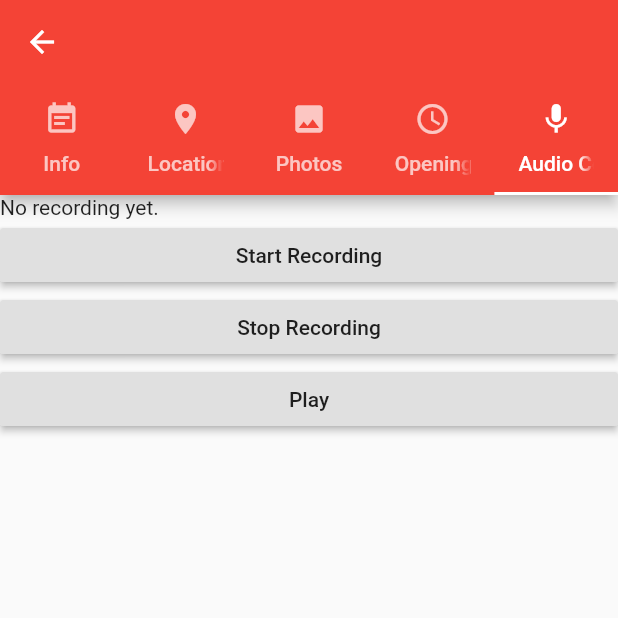
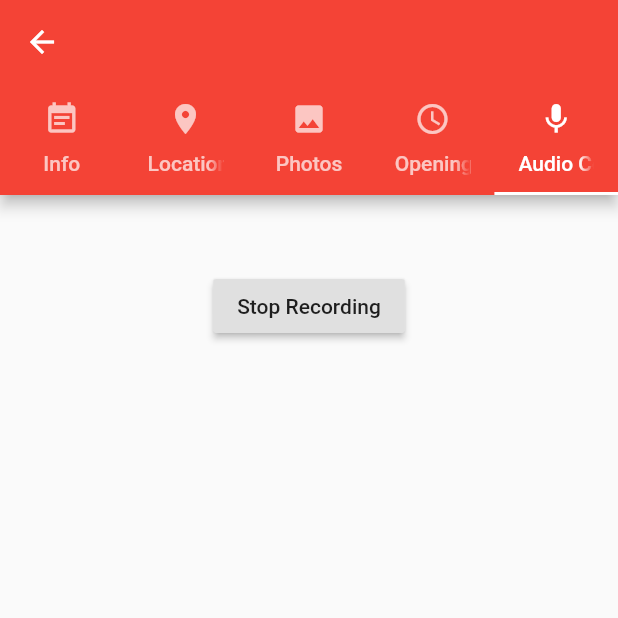
Before and after one commit to informatom/recomendo, a Flutter app: the RecommendationDetail screen opened directly with empty values, tab 5 chosen, after a tap on "Start Recording", on a phone screen of 412 x 824 dp, the top half of it. Run offline on Flutter 3.47's test engine with Material 2 defaults, Android fonts, the phone set to English and light mode, and no system bars; our stand-ins replace audioplayers, datetime_picker_formfield, flutter_map, image_picker, latlong, location and 2 more; missing offline and left inert: audio_recorder; accounts and stored records are empty.

Commit message:
audio recording polished

```diff
--- a/lib/widgets/audio_comment.dart
+++ b/lib/widgets/audio_comment.dart
@@ -7,25 +7,45 @@ import 'package:permission_handler/permission_handler.dart';
 import 'package:uuid/uuid.dart';
 import 'package:audioplayers/audioplayers.dart';
 
-class AudioComment extends StatelessWidget {
+class AudioComment extends StatefulWidget {
+  final Recommendation recommendation;
+  final RecommendationDetailState state;
+
   const AudioComment({Key key, @required this.recommendation, this.state})
       : super(key: key);
 
-  final Recommendation recommendation;
-  final RecommendationDetailState state;
+  @override
+  State<AudioComment> createState() {
+    return AudioCommentState(this.recommendation, this.state);
+  }
+}
 
+class AudioCommentState extends State<AudioComment> {
+  Recommendation recommendation;
+  RecommendationDetailState state;
+  bool isRecording = false;
+
+  AudioCommentState(this.recommendation, this.state);
 
   @override
   Widget build(BuildContext context) {
-    AudioPlayer audioPlayer = AudioPlayer();
-    TextStyle textStyle = Theme.of(context).textTheme.title;
+    return ListView(padding: const EdgeInsets.all(50.0), children: <Widget>[
+      Center(child: isRecording ?
+        RaisedButton(
+            onPressed: () => stopRecording(state),
+            child: Text("Stop Recording")
+        ) :
+        RaisedButton(
+            onPressed: recordComment,
+            child: Text("Start Recording"))),
 
-    return ListView(children: <Widget>[
-      Text(recommendation.audioComment ?? "No recording yet."),
-      RaisedButton(onPressed: recordComment, child: Text("Start Recording")),
-      RaisedButton(onPressed: stopRecording, child: Text("Stop Recording")),
-      RaisedButton(onPressed: () => play(path: recommendation.audioComment),
-                   child: Text("Play")),
+      Center(child: recommendation.audioComment != null ?
+        RaisedButton(
+            onPressed: () => play(path: recommendation.audioComment),
+            child: Text("Play")
+        ) :
+        Container()
+      )
     ]);
   }
 
@@ -34,12 +54,7 @@ class AudioComment extends StatelessWidget {
 
     if (_hasPermissions == false) {
       await PermissionHandler().requestPermissions([PermissionGroup.storage]);
-      PermissionStatus storage = await PermissionHandler()
-          .checkPermissionStatus(PermissionGroup.storage);
-      await PermissionHandler()
-          .requestPermissions([PermissionGroup.microphone]);
-      PermissionStatus microphone = await PermissionHandler()
-          .checkPermissionStatus(PermissionGroup.microphone);
+      await PermissionHandler().requestPermissions([PermissionGroup.microphone]);
     };
 
     var uuid = Uuid();
@@ -50,15 +65,15 @@ class AudioComment extends StatelessWidget {
 
     await AudioRecorder.start(
         path: await fullPath.substring(0, endPosition) + "/" + uuid.v1(),
-        audioOutputFormat: AudioOutputFormat.AAC);
+        audioOutputFormat: AudioOutputFormat.AAC
+    );
+    setState(() => isRecording = true);
   }
 
-  Future stopRecording() async {
+  Future stopRecording(state) async {
     Recording recording = await AudioRecorder.stop();
-
-    state.setState(() {
-      recommendation.audioComment = recording.path;
-    });
+    state.setState(() => recommendation.audioComment = recording.path);
+    setState(() => isRecording = false);
   }
 
   Future play({String path}) async{
```
